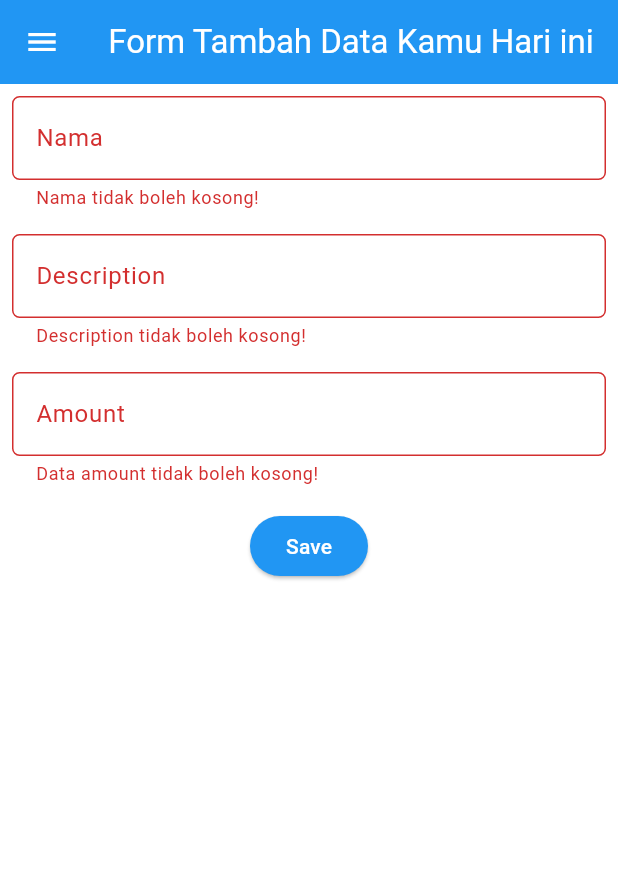
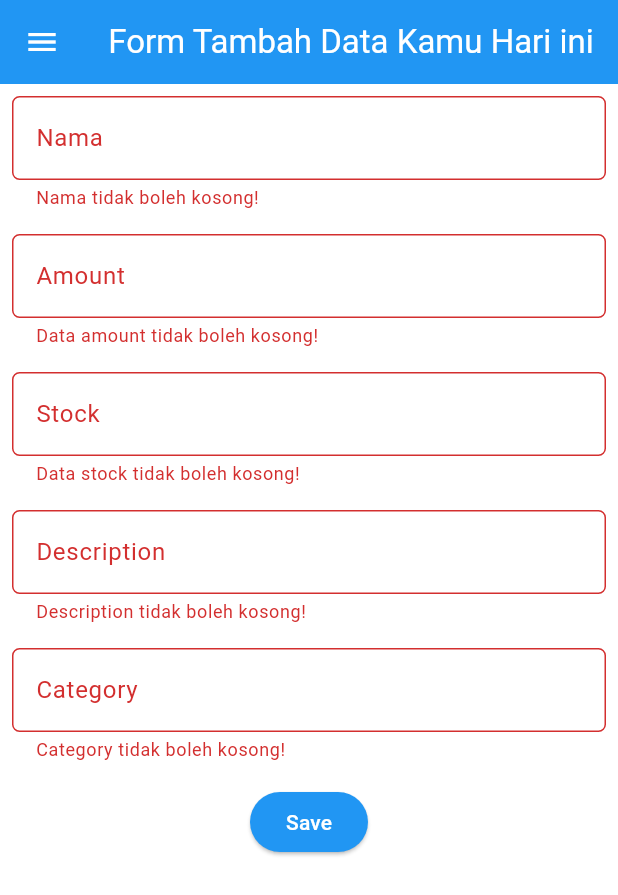
Before and after one commit to muttyqt15/emobile, a Flutter app: the FormPage screen opened directly, after a tap on "Save", on a phone screen of 412 x 824 dp. Shown: the top 895 px of the screen. Run offline on Flutter 3.47's test engine with Material 3 defaults, Android fonts, the phone set to English and light mode, and no system bars; missing offline and left inert: pbp_django_auth.

Commit message:
form change

```diff
--- a/lib/main.dart
+++ b/lib/main.dart
@@ -1,6 +1,5 @@
 import 'package:emobile/screens/auth/login.dart';
 import 'package:flutter/material.dart';
-import 'package:emobile/screens/menu.dart';
 import 'package:pbp_django_auth/pbp_django_auth.dart';
 import 'package:provider/provider.dart';
 
--- a/lib/screens/form.dart
+++ b/lib/screens/form.dart
@@ -1,5 +1,10 @@
+import 'dart:convert';
+
+import 'package:emobile/screens/menu.dart';
+import 'package:emobile/widgets/left_drawer.dart';
 import 'package:flutter/material.dart';
-import 'package:emobile/widgets/left_drawer.dart';
+import 'package:pbp_django_auth/pbp_django_auth.dart';
+import 'package:provider/provider.dart';
 
 class FormPage extends StatefulWidget {
   const FormPage({super.key});
@@ -12,10 +17,13 @@ class _FormPageState extends State<FormPage> {
   final _formKey = GlobalKey<FormState>();
   String _name = "";
   String _description = "";
+  String _category = "";
   int _amount = 0;
+  int _stock = 0;
 
   @override
   Widget build(BuildContext context) {
+    final request = context.watch<CookieRequest>();
     return Scaffold(
       appBar: AppBar(
         title: const Center(
@@ -59,6 +67,58 @@ class _FormPageState extends State<FormPage> {
               padding: const EdgeInsets.all(8.0),
               child: TextFormField(
                 decoration: InputDecoration(
+                  hintText: "Amount",
+                  labelText: "Amount",
+                  border: OutlineInputBorder(
+                    borderRadius: BorderRadius.circular(5.0),
+                  ),
+                ),
+                onChanged: (String? value) {
+                  setState(() {
+                    _amount = int.tryParse(value!) ?? 0;
+                  });
+                },
+                validator: (String? value) {
+                  if (value == null || value.isEmpty) {
+                    return "Data amount tidak boleh kosong!";
+                  }
+                  if (int.tryParse(value) == null) {
+                    return "Data amount harus berupa angka!";
+                  }
+                  return null;
+                },
+              ),
+            ),
+            Padding(
+              padding: const EdgeInsets.all(8.0),
+              child: TextFormField(
+                decoration: InputDecoration(
+                  hintText: "Stock",
+                  labelText: "Stock",
+                  border: OutlineInputBorder(
+                    borderRadius: BorderRadius.circular(5.0),
+                  ),
+                ),
+                onChanged: (String? value) {
+                  setState(() {
+                    _stock = int.tryParse(value!) ?? 0;
+                  });
+                },
+                validator: (String? value) {
+                  if (value == null || value.isEmpty) {
+                    return "Data stock tidak boleh kosong!";
+                  }
+                  if (int.tryParse(value) == null) {
+                    return "Data stock harus berupa angka!";
+                  }
+                  return null;
+                },
+              ),
+            ),
+            Padding(
+              padding: const EdgeInsets.all(8.0),
+              child: TextFormField(
+                decoration: InputDecoration(
                   hintText: "Description",
                   labelText: "Description",
                   border: OutlineInputBorder(
@@ -82,23 +142,20 @@ class _FormPageState extends State<FormPage> {
               padding: const EdgeInsets.all(8.0),
               child: TextFormField(
                 decoration: InputDecoration(
-                  hintText: "Amount",
-                  labelText: "Amount",
+                  hintText: "Category",
+                  labelText: "Category",
                   border: OutlineInputBorder(
                     borderRadius: BorderRadius.circular(5.0),
                   ),
                 ),
                 onChanged: (String? value) {
                   setState(() {
-                    _amount = int.tryParse(value!) ?? 0;
+                    _category = value!;
                   });
                 },
                 validator: (String? value) {
                   if (value == null || value.isEmpty) {
-                    return "Data amount tidak boleh kosong!";
-                  }
-                  if (int.tryParse(value) == null) {
-                    return "Data amount harus berupa angka!";
+                    return "Category tidak boleh kosong!";
                   }
                   return null;
                 },
@@ -113,35 +170,38 @@ class _FormPageState extends State<FormPage> {
                     backgroundColor: MaterialStateProperty.all(
                         Theme.of(context).colorScheme.primary),
                   ),
-                  onPressed: () {
+                  onPressed: () async {
                     if (_formKey.currentState!.validate()) {
-                      showDialog(
-                        context: context,
-                        builder: (context) {
-                          return AlertDialog(
-                            title: const Text('Data berhasil tersimpan'),
-                            content: SingleChildScrollView(
-                              child: Column(
-                                crossAxisAlignment: CrossAxisAlignment.start,
-                                children: [
-                                  Text('Name: $_name'),
-                                  Text('Description: $_description'),
-                                  Text('Amount: $_amount'),
-                                ],
-                              ),
-                            ),
-                            actions: [
-                              TextButton(
-                                child: const Text('OK'),
-                                onPressed: () {
-                                  Navigator.pop(context);
-                                  _formKey.currentState!.reset();
-                                },
-                              ),
-                            ],
+                      // Kirim ke Django dan tunggu respons
+                      final response = await request.postJson(
+                        "http://localhost:8000/create-flutter/",
+                        jsonEncode(<String, String>{
+                          'name': _name,
+                          'price': _amount.toString(),
+                          'description': _description,
+                          'stock': _stock.toString(),
+                          'category': _category,
+                        }),
+                      );
+                      if (context.mounted) {
+                        if (response['status'] == 'success') {
+                          ScaffoldMessenger.of(context)
+                              .showSnackBar(const SnackBar(
+                            content: Text("Mood baru berhasil disimpan!"),
+                          ));
+                          Navigator.pushReplacement(
+                            context,
+                            MaterialPageRoute(
+                                builder: (context) => MyHomePage()),
                           );
-                        },
-                      );
+                        } else {
+                          ScaffoldMessenger.of(context)
+                              .showSnackBar(const SnackBar(
+                            content:
+                                Text("Terdapat kesalahan, silakan coba lagi."),
+                          ));
+                        }
+                      }
                     }
                   },
                   child: const Text(
--- a/lib/widgets/left_drawer.dart
+++ b/lib/widgets/left_drawer.dart
@@ -1,3 +1,4 @@
+import 'package:emobile/screens/list.dart';
 import 'package:flutter/material.dart';
 import 'package:emobile/screens/menu.dart';
 import 'package:emobile/screens/form.dart';
@@ -53,7 +54,19 @@ class LeftDrawer extends StatelessWidget {
             title: const Text('Tambah Item'),
             // Bagian redirection ke FormPage
             onTap: () {
-              Navigator.push(context, MaterialPageRoute(builder: (context) => FormPage()));
+              Navigator.push(
+                  context, MaterialPageRoute(builder: (context) => FormPage()));
+            },
+          ),
+          ListTile(
+            leading: const Icon(Icons.add_reaction_rounded),
+            title: const Text('Daftar Produk'),
+            onTap: () {
+              // Route menu ke halaman produk
+              Navigator.push(
+                context,
+                MaterialPageRoute(builder: (context) => const ProductPage()),
+              );
             },
           ),
         ],
```
Also changed, not shown: lib/screens/list.dart (added, +132 -0 lines), lib/widgets/card.dart (+11 -8 lines).
